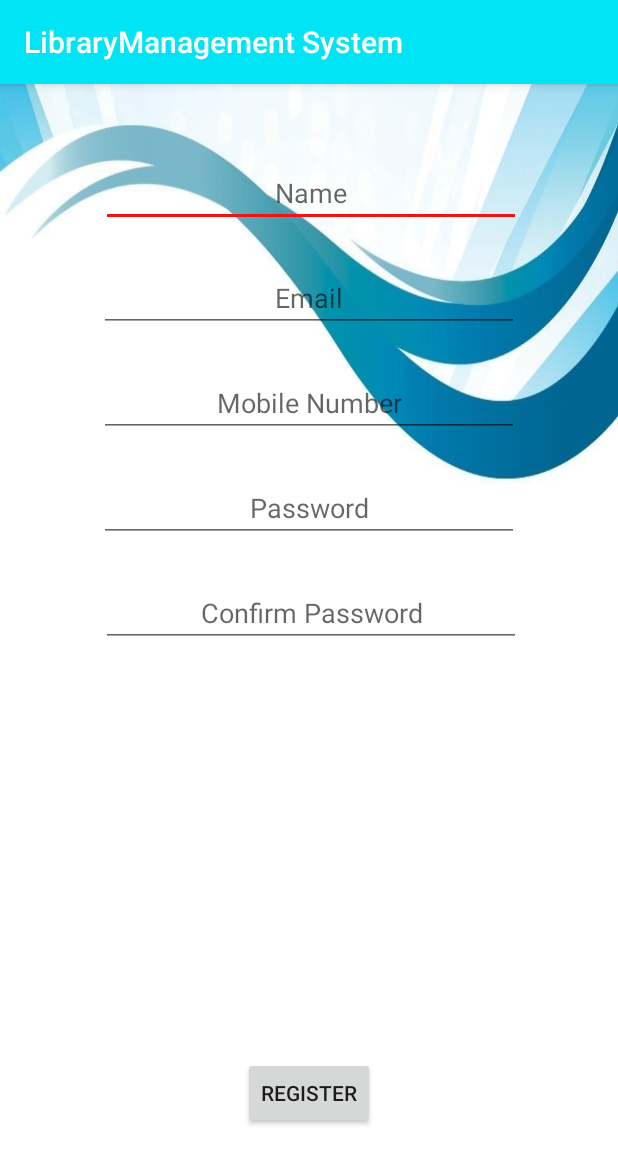
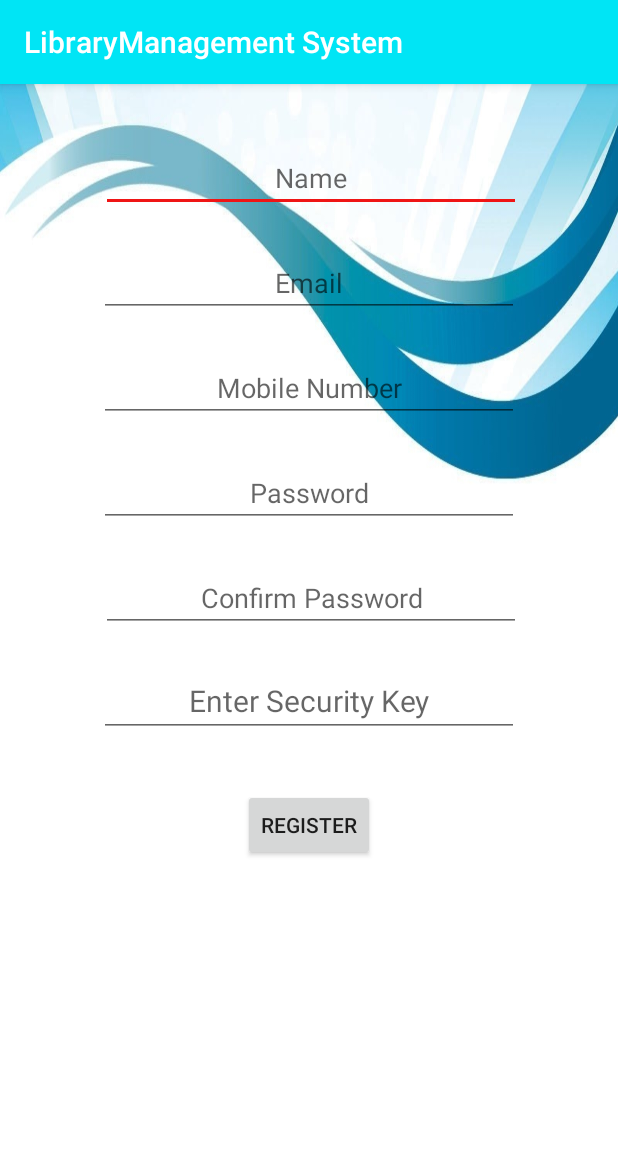
Before and after one commit to AshuSrv/Library-Management-System, an Android app: the SignUpPage screen opened directly, with no data from a screen before it, on a phone screen of 412 x 824 dp. Shown: the top 1164 px of the screen. Run offline under Robolectric (Android 15) with nearby library versions, the phone set to English and light mode, and no system bars; our stand-ins replace Firebase (no records; nobody signed in at launch, a user with empty details on screens opened directly).

Commit message:
8th Commit

```diff
--- a/app/src/main/java/com/example/ashutoshshrivastava/librarymanagementsystem/AddBookToDatabase.java
+++ b/app/src/main/java/com/example/ashutoshshrivastava/librarymanagementsystem/AddBookToDatabase.java
@@ -39,7 +39,7 @@ public class AddBookToDatabase extends AppCompatActivity {
             public void onClick(View v) {
                 String booknameText=bookName.getText().toString().trim();
                 String authorText=authorName.getText().toString().trim();
-                String issuerText="Null";
+                String issuerText="N/A";
                 String ratingText=rating.getText().toString().trim();
                 String coverPicTextURL=url.getText().toString().trim();
                 String statusText="Available";
--- a/app/src/main/java/com/example/ashutoshshrivastava/librarymanagementsystem/HomePage.java
+++ b/app/src/main/java/com/example/ashutoshshrivastava/librarymanagementsystem/HomePage.java
@@ -90,7 +90,7 @@ TextView textView;
                 switch (item.getItemId()) {
 
                     case R.id.issued:
-                        Intent intent=new Intent(HomePage.this,IssuedSection.class);
+                        Intent intent=new Intent(HomePage.this,IssuedBooks.class);
                         startActivity(intent);
                         break;
 
--- a/app/src/main/java/com/example/ashutoshshrivastava/librarymanagementsystem/SignUpPage.java
+++ b/app/src/main/java/com/example/ashutoshshrivastava/librarymanagementsystem/SignUpPage.java
@@ -22,7 +22,7 @@ import com.google.firebase.database.FirebaseDatabase;
 
 public class SignUpPage extends AppCompatActivity {
 
-    EditText regName,regEmail,regPass,confPass,mobnumber;
+    EditText regName,regEmail,regPass,confPass,mobnumber,key;
     Button register;
     private FirebaseAuth firebaseAuth;
 
@@ -33,6 +33,7 @@ public class SignUpPage extends AppCompatActivity {
         setContentView(R.layout.activity_sign_up_page);
 
         regName=findViewById(R.id.regName);
+        key=findViewById(R.id.key);
         regEmail=findViewById(R.id.regEmail);
         regPass=findViewById(R.id.regPass);
         confPass=findViewById(R.id.confirm_pass);
@@ -47,31 +48,40 @@ public class SignUpPage extends AppCompatActivity {
         register.setOnClickListener(new View.OnClickListener() {
                                         @Override
                                         public void onClick(View v) {
-                String name=regName.getText().toString().trim();
+
+
+                                            if (key.getText().toString().trim().compareTo("QWERTY@123")==0) {
+                                                String name = regName.getText().toString().trim();
                                                 String CapemailText = regEmail.getText().toString().trim();
-                 String  emailText =CapemailText.toLowerCase();
+                                                String emailText = CapemailText.toLowerCase();
                                                 String passwordText = regPass.getText().toString().trim();
                                                 String retypedPassText = confPass.getText().toString().trim();
                                                 String mobnumberText = mobnumber.getText().toString().trim();
 
-                if (passwordText.equals(retypedPassText)&&name.compareTo("")!=0&&emailText.compareTo("")!=0&&mobnumberText.compareTo("")!=0) {
+                                                if (passwordText.equals(retypedPassText) && name.compareTo("") != 0 && emailText.compareTo("") != 0 && mobnumberText.compareTo("") != 0) {
                                                     performSignup(emailText, passwordText);
 
-                    String id=databaseBooks.push().getKey();
-                    UsersClass usersClass=new
-                            UsersClass(name,emailText,mobnumberText);
+                                                    String id = databaseBooks.push().getKey();
+                                                    UsersClass usersClass = new
+                                                            UsersClass(name, emailText, mobnumberText);
                                                     databaseBooks.child(id).setValue(usersClass);
 
-                    Toast.makeText(SignUpPage.this,"User Added",Toast.LENGTH_SHORT).show();
+                                                    Toast.makeText(SignUpPage.this, "User Added", Toast.LENGTH_SHORT).show();
 
-                    Intent intent=new Intent(SignUpPage.this,LoginPage.class);
-                    intent.putExtra("name",name);
+                                                    Intent intent = new Intent(SignUpPage.this, LoginPage.class);
+                                                    intent.putExtra("name", name);
                                                     startActivity(intent);
                                                 } else {
                                                     showError("Please enter same password and enter all the fields");
                                                 }
                                             }
-        });
+
+                                            else {
+                                                Toast.makeText(SignUpPage.this,"Key is not matching, enter the correct key",Toast.LENGTH_SHORT).show();
+                                            }
+                                        }
+                                    }
+        );
     }
 
 
--- a/app/src/main/res/layout/activity_home_page.xml
+++ b/app/src/main/res/layout/activity_home_page.xml
@@ -42,8 +42,8 @@
             android:layout_height="wrap_content"
             android:layout_alignParentRight="true"
             android:layout_alignParentBottom="true"
-            android:layout_marginRight="50dp"
-            android:layout_marginBottom="50dp"
+            android:layout_marginRight="30dp"
+            android:layout_marginBottom="30dp"
             android:src="@android:drawable/ic_input_add"
             android:visibility="visible"
             app:backgroundTint="@color/colorPrimary"
--- a/app/src/main/res/layout/activity_sign_up_page.xml
+++ b/app/src/main/res/layout/activity_sign_up_page.xml
@@ -13,7 +13,7 @@
         android:layout_height="45dp"
         android:layout_alignEnd="@+id/regEmail"
         android:layout_alignParentTop="true"
-        android:layout_marginTop="50dp"
+        android:layout_marginTop="40dp"
         android:layout_marginEnd="-1dp"
         android:hint="Name"
         android:textAlignment="center" />
@@ -24,7 +24,7 @@
         android:layout_height="45dp"
         android:layout_alignParentTop="true"
         android:layout_centerHorizontal="true"
-        android:layout_marginTop="120dp"
+        android:layout_marginTop="110dp"
         android:hint="Email"
         android:textAlignment="center" />
 
@@ -36,7 +36,7 @@
         android:layout_alignParentTop="true"
         android:inputType="number"
         android:layout_centerHorizontal="true"
-        android:layout_marginTop="190dp"
+        android:layout_marginTop="180dp"
         android:hint="Mobile Number"
         android:textAlignment="center" />
 
@@ -46,7 +46,7 @@
         android:layout_height="45dp"
         android:layout_alignParentTop="true"
         android:layout_centerHorizontal="true"
-        android:layout_marginTop="260dp"
+        android:layout_marginTop="250dp"
         android:hint="Password"
         android:inputType="textPassword"
         android:textAlignment="center" />
@@ -58,7 +58,7 @@
         android:layout_alignStart="@+id/regName"
         android:layout_alignParentTop="true"
         android:layout_marginStart="0dp"
-        android:layout_marginTop="330dp"
+        android:layout_marginTop="320dp"
         android:hint="Confirm Password"
         android:inputType="textPassword"
         android:textAlignment="center" />
@@ -67,9 +67,22 @@
         android:id="@+id/register"
         android:layout_width="wrap_content"
         android:layout_height="wrap_content"
-        android:layout_alignParentBottom="true"
+    android:layout_alignParentTop="true"
+        android:layout_marginTop="470dp"
         android:layout_centerHorizontal="true"
-        android:layout_marginBottom="71dp"
+
         android:text="register" />
 
+    <EditText
+        android:id="@+id/key"
+        android:layout_width="280dp"
+        android:layout_height="45dp"
+        android:layout_alignParentTop="true"
+        android:layout_centerHorizontal="true"
+        android:layout_marginTop="390dp"
+        android:hint="Enter Security Key"
+        android:inputType="textPassword"
+        android:textAlignment="center"
+        android:textSize="20sp" />
+
 </RelativeLayout>
--- a/app/src/main/res/layout/issued_section_design.xml
+++ b/app/src/main/res/layout/issued_section_design.xml
@@ -99,7 +99,7 @@
 
     <TextView
         android:id="@+id/rate"
-        android:layout_width="30dp"
+        android:layout_width="40dp"
         android:layout_height="20dp"
         android:textStyle="bold"
         android:layout_marginTop="120dp"
--- a/app/src/main/res/menu/menu_for_toolbar.xml
+++ b/app/src/main/res/menu/menu_for_toolbar.xml
@@ -22,7 +22,7 @@
             app:showAsAction="never">
         </item>
         <item android:id="@+id/help"
-            android:title="Help"
+            android:title="Info"
             app:showAsAction="never">
         </item>
     </group>
--- a/app/src/main/res/menu/menu_in_navigation_drawer.xml
+++ b/app/src/main/res/menu/menu_in_navigation_drawer.xml
@@ -9,7 +9,7 @@
             android:icon="@drawable/ic_web_asset_black_24dp">
         </item>
         <item android:id="@+id/returned"
-            android:title="Returned"
+            android:title="Return"
             android:icon="@drawable/ic_keyboard_return_black_24dp">
         </item>
         <item
```
Also changed, not shown: app/src/main/AndroidManifest.xml (+4 -3 lines), app/src/main/java/com/example/ashutoshshrivastava/librarymanagementsystem/IssuedBooks.java (added, +102 -0 lines), app/src/main/java/com/example/ashutoshshrivastava/librarymanagementsystem/IssuedSection.java (+9 -1 lines), app/src/main/res/layout/activity_help_acticity.xml (+29 -5 lines), app/src/main/res/layout/activity_issued_books.xml (added, +28 -0 lines). Lines whose indentation alone changed are shown as unchanged.
